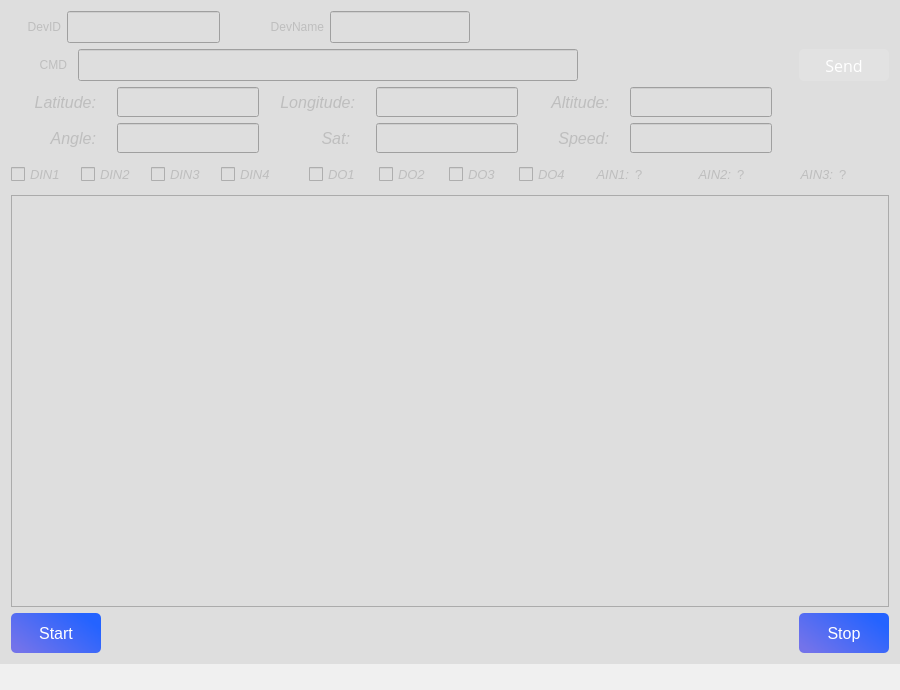
Before: the Qt Designer form srv.ui in salara1960/qsrv, drawn with Qt 5.
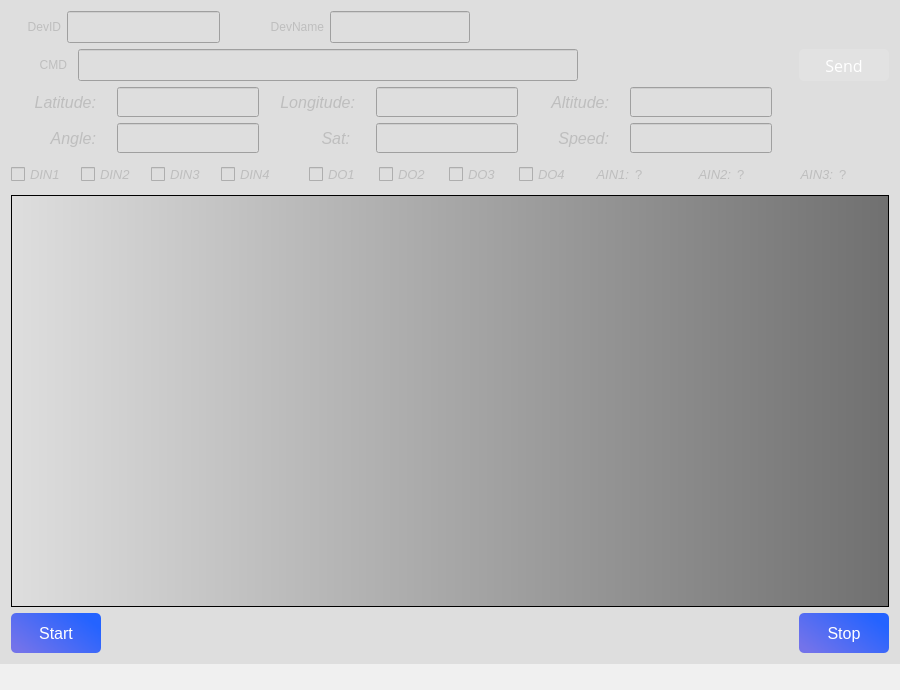
After: the same form once the commit is applied. Icons and pictures are not drawn.

Commit message: Minor changes : add gui effects in main form

The edit to the form file:
```diff
--- a/srv.ui
+++ b/srv.ui
@@ -1106,11 +1106,9 @@
         <pointsize>11</pointsize>
        </font>
       </property>
-      <property name="autoFillBackground">
-       <bool>false</bool>
-      </property>
       <property name="styleSheet">
-       <string notr="true"/>
+       <string notr="true">background-color: qlineargradient(spread:pad, x1:0, y1:0, x2:1, y2:0, stop:0 rgba(222, 222, 222, 255), stop:1 rgba(112,112,112,255));
+color: rgb(0, 0, 0);</string>
       </property>
      </widget>
     </item>
```
Left out of the diff: 7 changed lines with no effect on the pictures. The commit also changes 2 other files.
